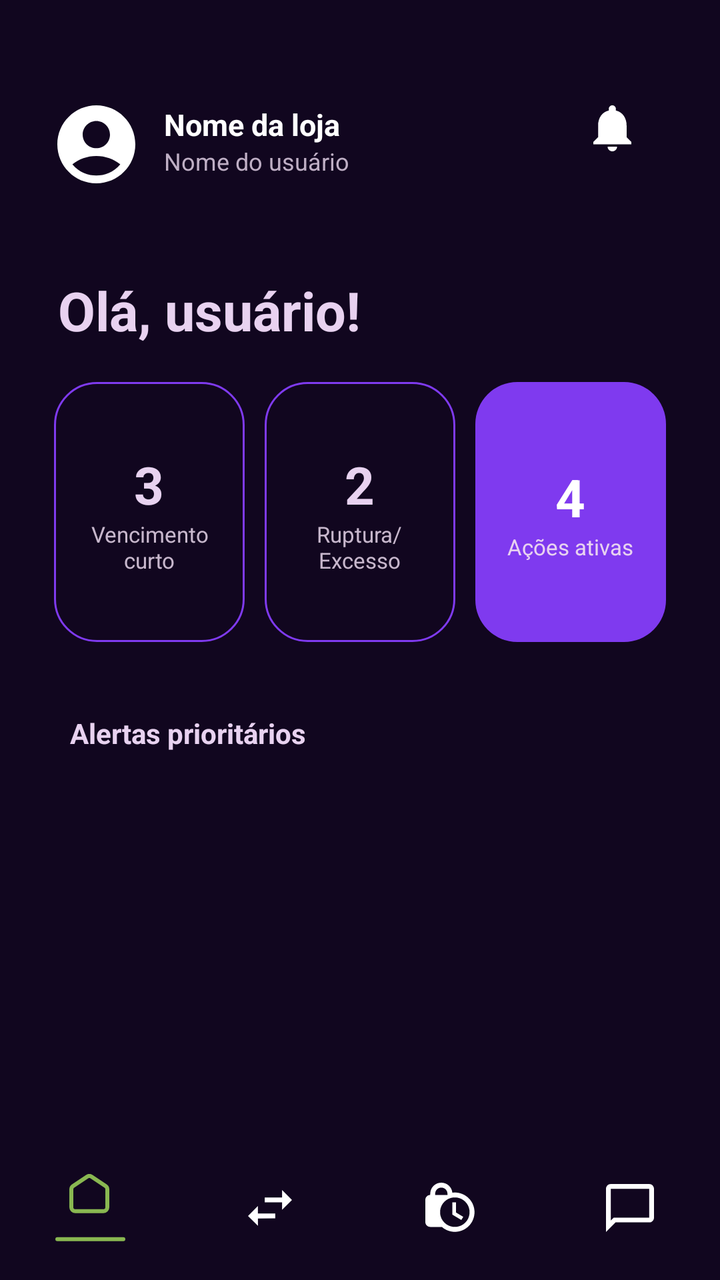
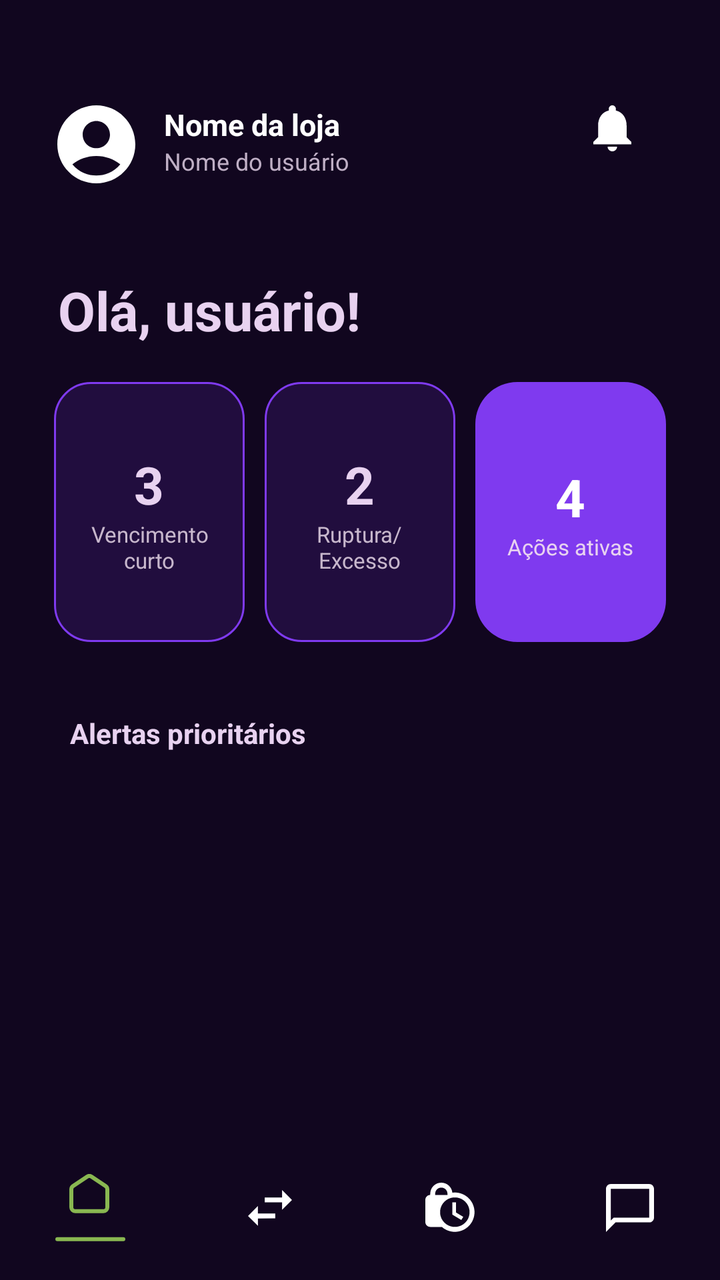

Before-and-after screenshots of an Android layout around one commit, followed by the original layout XML and the change that was made.
<!-- AndroidManifest.xml: application theme Theme.QuiStock -->
<!-- res/layout/fragment_home.xml -->
<?xml version="1.0" encoding="utf-8"?>
<FrameLayout
    xmlns:android="http://schemas.android.com/apk/res/android"
    xmlns:app="http://schemas.android.com/apk/res-auto"
    xmlns:tools="http://schemas.android.com/tools"
    android:layout_width="match_parent"
    android:layout_height="match_parent"
    android:background="#11061F"
    tools:context=".presentation.home.HomeFragment">

    <androidx.constraintlayout.widget.ConstraintLayout
        android:layout_width="match_parent"
        android:layout_height="match_parent">

        
        
        

        

        <ImageButton
            android:id="@+id/btnPerfil"
            android:layout_width="40dp"
            android:layout_height="40dp"
            android:layout_marginStart="28dp"
            android:layout_marginTop="52dp"
            android:background="@android:color/transparent"
            android:contentDescription="Perfil"
            android:padding="0dp"
            android:src="@drawable/ic_profile"
            app:layout_constraintStart_toStartOf="parent"
            app:layout_constraintTop_toTopOf="parent" />

        

        <TextView
            android:id="@+id/tvNomeLoja"
            android:layout_width="wrap_content"
            android:layout_height="wrap_content"
            android:layout_marginStart="14dp"
            android:text="Nome da loja"
            android:textColor="#FFFFFF"
            android:textSize="15sp"
            android:textStyle="bold"
            app:layout_constraintStart_toEndOf="@id/btnPerfil"
            app:layout_constraintTop_toTopOf="@id/btnPerfil" />

        

        <TextView
            android:id="@+id/tvNomeUsuario"
            android:layout_width="wrap_content"
            android:layout_height="wrap_content"
            android:text="Nome do usuário"
            android:textColor="#BFAFC5"
            android:textSize="12sp"
            app:layout_constraintStart_toStartOf="@id/tvNomeLoja"
            app:layout_constraintTop_toBottomOf="@id/tvNomeLoja" />

        

        <ImageButton
            android:id="@+id/btnNotificacoes"
            android:layout_width="24dp"
            android:layout_height="24dp"
            android:layout_marginEnd="42dp"
            android:background="@android:color/transparent"
            android:contentDescription="Notificações"
            android:padding="0dp"
            android:src="@drawable/ic_notification"
            app:layout_constraintEnd_toEndOf="parent"
            app:layout_constraintTop_toTopOf="@id/btnPerfil" />


        
        
        

        <TextView
            android:id="@+id/tvSaudacao"
            android:layout_width="wrap_content"
            android:layout_height="wrap_content"
            android:layout_marginStart="29dp"
            android:layout_marginTop="45dp"
            android:text="Olá, usuário!"
            android:textColor="#E8D2F0"
            android:textSize="27sp"
            android:textStyle="bold"
            app:layout_constraintStart_toStartOf="parent"
            app:layout_constraintTop_toBottomOf="@id/btnPerfil" />


        
        
        

        <LinearLayout
            android:id="@+id/containerResumo"
            android:layout_width="0dp"
            android:layout_height="130dp"
            android:layout_marginStart="27dp"
            android:layout_marginTop="18dp"
            android:layout_marginEnd="27dp"
            android:orientation="horizontal"
            android:weightSum="3"
            app:layout_constraintEnd_toEndOf="parent"
            app:layout_constraintStart_toStartOf="parent"
            app:layout_constraintTop_toBottomOf="@id/tvSaudacao">


            

            <LinearLayout
                android:id="@+id/cardVencimento"
                android:layout_width="0dp"
                android:layout_height="match_parent"
                android:layout_marginEnd="5dp"
                android:layout_weight="1"
                android:background="@drawable/bg_card_summary"
                android:gravity="center"
                android:orientation="vertical"
                android:padding="8dp">

                <TextView
                    android:id="@+id/tvNumeroVencimento"
                    android:layout_width="wrap_content"
                    android:layout_height="wrap_content"
                    android:text="3"
                    android:textColor="#E8D2F0"
                    android:textSize="26sp"
                    android:textStyle="bold" />

                <TextView
                    android:layout_width="wrap_content"
                    android:layout_height="wrap_content"
                    android:gravity="center"
                    android:text="Vencimento&#10;curto"
                    android:textColor="#C7B7CC"
                    android:textSize="11sp" />

            </LinearLayout>


            

            <LinearLayout
                android:id="@+id/cardRuptura"
                android:layout_width="0dp"
                android:layout_height="match_parent"
                android:layout_marginStart="5dp"
                android:layout_marginEnd="5dp"
                android:layout_weight="1"
                android:background="@drawable/bg_card_summary"
                android:gravity="center"
                android:orientation="vertical"
                android:padding="8dp">

                <TextView
                    android:id="@+id/tvNumeroRuptura"
                    android:layout_width="wrap_content"
                    android:layout_height="wrap_content"
                    android:text="2"
                    android:textColor="#E8D2F0"
                    android:textSize="26sp"
                    android:textStyle="bold" />

                <TextView
                    android:layout_width="wrap_content"
                    android:layout_height="wrap_content"
                    android:gravity="center"
                    android:text="Ruptura/&#10;Excesso"
                    android:textColor="#C7B7CC"
                    android:textSize="11sp" />

            </LinearLayout>


            

            <LinearLayout
                android:id="@+id/cardAcoes"
                android:layout_width="0dp"
                android:layout_height="match_parent"
                android:layout_marginStart="5dp"
                android:layout_weight="1"
                android:background="@drawable/bg_card_active"
                android:gravity="center"
                android:orientation="vertical"
                android:padding="8dp">

                <TextView
                    android:id="@+id/tvNumeroAcoes"
                    android:layout_width="wrap_content"
                    android:layout_height="wrap_content"
                    android:text="4"
                    android:textColor="#FFFFFF"
                    android:textSize="26sp"
                    android:textStyle="bold" />

                <TextView
                    android:layout_width="wrap_content"
                    android:layout_height="wrap_content"
                    android:gravity="center"
                    android:text="Ações ativas"
                    android:textColor="#E8D2F0"
                    android:textSize="11sp" />

            </LinearLayout>

        </LinearLayout>


        
        
        

        <TextView
            android:id="@+id/tvTituloAlertas"
            android:layout_width="wrap_content"
            android:layout_height="wrap_content"
            android:layout_marginStart="35dp"
            android:layout_marginTop="36dp"
            android:text="Alertas prioritários"
            android:textColor="#E8D2F0"
            android:textSize="14sp"
            android:textStyle="bold"
            app:layout_constraintStart_toStartOf="parent"
            app:layout_constraintTop_toBottomOf="@id/containerResumo" />


        
        
        

        <androidx.recyclerview.widget.RecyclerView
            android:id="@+id/rvAlertas"
            android:layout_width="0dp"
            android:layout_height="0dp"
            android:layout_marginStart="31dp"
            android:layout_marginTop="17dp"
            android:layout_marginEnd="31dp"
            android:clipToPadding="false"
            android:paddingBottom="15dp"
            app:layout_constraintBottom_toTopOf="@id/bottomNavigation"
            app:layout_constraintEnd_toEndOf="parent"
            app:layout_constraintStart_toStartOf="parent"
            app:layout_constraintTop_toBottomOf="@id/tvTituloAlertas"
            tools:listitem="@layout/item_alerta" />


        
        
        

        <LinearLayout
            android:id="@+id/bottomNavigation"
            android:layout_width="0dp"
            android:layout_height="72dp"
            android:background="#11061F"
            android:gravity="center"
            android:orientation="horizontal"
            android:weightSum="4"
            app:layout_constraintBottom_toBottomOf="parent"
            app:layout_constraintEnd_toEndOf="parent"
            app:layout_constraintStart_toStartOf="parent">


            

            <ImageButton
                android:id="@+id/btnHome"
                android:layout_width="0dp"
                android:layout_height="35dp"
                android:layout_weight="1"
                android:background="@android:color/transparent"
                android:contentDescription="Início"
                android:padding="0dp"
                android:src="@drawable/ic_home_active" />


            

            <ImageButton
                android:id="@+id/btnMovimentacoes"
                android:layout_width="0dp"
                android:layout_height="25dp"
                android:layout_weight="1"
                android:background="@android:color/transparent"
                android:contentDescription="Movimentações"
                android:padding="0dp"
                android:src="@drawable/ic_interferences" />


            

            <ImageButton
                android:id="@+id/btnProdutos"
                android:layout_width="0dp"
                android:layout_height="25dp"
                android:layout_weight="1"
                android:background="@android:color/transparent"
                android:contentDescription="Produtos"
                android:padding="0dp"
                android:src="@drawable/ic_product_control" />


            

            <ImageButton
                android:id="@+id/btnFolha"
                android:layout_width="0dp"
                android:layout_height="25dp"
                android:layout_weight="1"
                android:background="@android:color/transparent"
                android:contentDescription="Outra seção"
                android:padding="0dp"
                android:src="@drawable/ic_chatbot" />

        </LinearLayout>

    </androidx.constraintlayout.widget.ConstraintLayout>

</FrameLayout>
<!-- res/layout/item_alerta.xml (included above) -->
<?xml version="1.0" encoding="utf-8"?>
<androidx.constraintlayout.widget.ConstraintLayout
    xmlns:android="http://schemas.android.com/apk/res/android"
    xmlns:app="http://schemas.android.com/apk/res-auto"
    android:layout_width="match_parent"
    android:layout_height="112dp"
    android:layout_marginBottom="18dp"
    android:background="@drawable/bg_alert"
    android:padding="0dp">


    

    <TextView
        android:id="@+id/tvProduto"
        android:layout_width="0dp"
        android:layout_height="wrap_content"
        android:layout_marginStart="20dp"
        android:layout_marginTop="16dp"
        android:layout_marginEnd="10dp"
        android:text="Nome do produto"
        android:textColor="#E8D2F0"
        android:textSize="14sp"
        android:textStyle="bold"
        app:layout_constraintEnd_toStartOf="@id/tvData"
        app:layout_constraintStart_toStartOf="parent"
        app:layout_constraintTop_toTopOf="parent" />


    

    <TextView
        android:id="@+id/tvCategoria"
        android:layout_width="0dp"
        android:layout_height="wrap_content"
        android:layout_marginTop="3dp"
        android:text="Categoria • quantidade"
        android:textColor="#AFA0B5"
        android:textSize="10sp"
        app:layout_constraintEnd_toEndOf="@id/tvProduto"
        app:layout_constraintStart_toStartOf="@id/tvProduto"
        app:layout_constraintTop_toBottomOf="@id/tvProduto" />


    

    <TextView
        android:id="@+id/tvData"
        android:layout_width="wrap_content"
        android:layout_height="wrap_content"
        android:layout_marginTop="16dp"
        android:layout_marginEnd="20dp"
        android:text="06/08/2026"
        android:textColor="#E8D2F0"
        android:textSize="12sp"
        android:textStyle="bold"
        app:layout_constraintEnd_toEndOf="parent"
        app:layout_constraintTop_toTopOf="parent" />


    

    <TextView
        android:id="@+id/tvLabelData"
        android:layout_width="wrap_content"
        android:layout_height="wrap_content"
        android:layout_marginTop="2dp"
        android:text="Validade"
        android:textColor="#AFA0B5"
        android:textSize="9sp"
        app:layout_constraintStart_toStartOf="@id/tvData"
        app:layout_constraintTop_toBottomOf="@id/tvData" />


    

    <LinearLayout
        android:id="@+id/layoutBotoes"
        android:layout_width="0dp"
        android:layout_height="wrap_content"
        android:layout_marginStart="12dp"
        android:layout_marginEnd="12dp"
        android:layout_marginBottom="12dp"
        android:orientation="horizontal"
        android:weightSum="2"
        app:layout_constraintBottom_toBottomOf="parent"
        app:layout_constraintStart_toStartOf="parent"
        app:layout_constraintEnd_toEndOf="parent">

        <Button
            android:id="@+id/btnPromocao"
            android:layout_width="0dp"
            android:layout_height="32dp"
            android:layout_weight="1"
            android:layout_marginEnd="6dp"
            android:background="@drawable/bg_btn_alert"
            android:text="Criar promoção de 15%"
            android:textAllCaps="false"
            android:textColor="#E8D2F0"
            android:textSize="9sp"/>

        <Button
            android:id="@+id/btnFefo"
            android:layout_width="0dp"
            android:layout_height="32dp"
            android:layout_weight="1"
            android:layout_marginStart="6dp"
            android:background="@drawable/bg_btn_alert"
            android:text="Ajuda do FEFO"
            android:textAllCaps="false"
            android:textColor="#E8D2F0"
            android:textSize="9sp"/>

    </LinearLayout>

    <ImageView
        android:id="@+id/imgPassarinho"
        android:layout_width="42dp"
        android:layout_height="42dp"
        android:src="@drawable/img_fefo_btn"
        app:layout_constraintBottom_toBottomOf="@id/layoutBotoes"
        app:layout_constraintEnd_toEndOf="@id/layoutBotoes"
        android:translationX="10dp"
        android:translationY="-4dp"/>
</androidx.constraintlayout.widget.ConstraintLayout>
<!-- resources referenced by this layout -->
<resources>
  <!-- drawable bg_alert (drawable) -->
  <?xml version="1.0" encoding="utf-8"?>
  <shape xmlns:android="http://schemas.android.com/apk/res/android">
  
      <solid android:color="#11061F" />
  
      <stroke
          android:width="1dp"
          android:color="#7F3AEF" />
  
      <corners android:radius="20dp" />
  
  </shape>
  <!-- drawable bg_btn_alert (drawable) -->
  <?xml version="1.0" encoding="utf-8"?>
  <shape xmlns:android="http://schemas.android.com/apk/res/android">
  
      <solid android:color="@android:color/transparent" />
  
      <stroke
          android:width="1dp"
          android:color="#FFFFFF" />
  
      <corners android:radius="18dp" />
  
  </shape>
  <!-- drawable bg_card_active (drawable) -->
  <?xml version="1.0" encoding="utf-8"?>
  <shape xmlns:android="http://schemas.android.com/apk/res/android">
  
      <solid android:color="#7F3AEF" />
  
      <corners android:radius="21dp" />
  
  </shape>
  <!-- drawable bg_card_summary (drawable) -->
  <?xml version="1.0" encoding="utf-8"?>
  <shape xmlns:android="http://schemas.android.com/apk/res/android">
  
      <solid android:color="#11061F" />
  
      <stroke
          android:width="1dp"
          android:color="#7F3AEF" />
  
      <corners android:radius="21dp" />
  
  </shape>
  <!-- drawable ic_chatbot (drawable) -->
  <vector xmlns:android="http://schemas.android.com/apk/res/android"
      android:width="24dp"
      android:height="24dp"
      android:viewportWidth="24"
      android:viewportHeight="24">
    <path
        android:pathData="M21.6,0H2.4C1.08,0 0,1.08 0,2.4V24L4.8,19.2H21.6C22.92,19.2 24,18.12 24,16.8V2.4C24,1.08 22.92,0 21.6,0ZM21.6,16.8H3.84L2.4,18.24V2.4H21.6V16.8Z"
        android:fillColor="#ffffff"/>
  </vector>
  <!-- drawable ic_interferences (drawable) -->
  <vector xmlns:android="http://schemas.android.com/apk/res/android"
      android:width="22dp"
      android:height="18dp"
      android:viewportWidth="22"
      android:viewportHeight="18">
    <path
        android:pathData="M17.041,3.719L8.364,3.719V6.198L17.041,6.198V9.917L22,4.959L17.041,0V3.719Z"
        android:fillColor="#ffffff"/>
    <path
        android:pathData="M4.962,14.219L13.64,14.194L13.632,11.715L4.955,11.74L4.944,8.021L0,12.994L4.973,17.938L4.962,14.219Z"
        android:fillColor="#ffffff"/>
  </vector>
  <!-- drawable ic_notification (drawable) -->
  <vector xmlns:android="http://schemas.android.com/apk/res/android"
      android:width="19dp"
      android:height="23dp"
      android:viewportWidth="19"
      android:viewportHeight="23">
    <path
        android:pathData="M9.5,23C10.806,23 11.875,21.938 11.875,20.641H7.125C7.125,21.938 8.182,23 9.5,23ZM16.625,15.923V10.026C16.625,6.405 14.677,3.373 11.281,2.571V1.769C11.281,0.79 10.486,0 9.5,0C8.514,0 7.719,0.79 7.719,1.769V2.571C4.311,3.373 2.375,6.393 2.375,10.026V15.923L0,18.282V19.462H19V18.282L16.625,15.923Z"
        android:fillColor="#ffffff"/>
  </vector>
  <style name="Theme.QuiStock" parent="Theme.MaterialComponents.DayNight.DarkActionBar">
          
          <item name="colorPrimary">@color/purple_500</item>
          <item name="colorPrimaryVariant">@color/purple_700</item>
          <item name="colorOnPrimary">@color/white</item>
          
          <item name="colorSecondary">@color/teal_200</item>
          <item name="colorSecondaryVariant">@color/teal_700</item>
          <item name="colorOnSecondary">@color/black</item>
          
          <item name="android:statusBarColor">?attr/colorPrimaryVariant</item>
          
      </style>
  <color name="purple_500">#FF6200EE</color>
  <color name="purple_700">#FF3700B3</color>
  <color name="white">#FFFFFFFF</color>
  <color name="teal_200">#FF03DAC5</color>
  <color name="teal_700">#FF018786</color>
  <color name="black">#FF000000</color>
  <!-- unchanged entries left out for length: 4 -->
</resources>

<!-- the commit's change to res/layout/fragment_home.xml (unified diff, before → after) -->
@@ -116,7 +116,7 @@
                 android:layout_height="match_parent"
                 android:layout_marginEnd="5dp"
                 android:layout_weight="1"
-                android:background="@drawable/bg_card_summary"
+                android:background="@drawable/bg_card_interference_category"
                 android:gravity="center"
                 android:orientation="vertical"
                 android:padding="8dp">
@@ -150,7 +150,7 @@
                 android:layout_marginStart="5dp"
                 android:layout_marginEnd="5dp"
                 android:layout_weight="1"
-                android:background="@drawable/bg_card_summary"
+                android:background="@drawable/bg_card_interference_category"
                 android:gravity="center"
                 android:orientation="vertical"
                 android:padding="8dp">
<!-- resource entries referenced after the edit -->
@@ -35,18 +35,14 @@
       <corners android:radius="21dp" />
   
   </shape>
-  <!-- drawable bg_card_summary (drawable) -->
+  <!-- drawable bg_card_interference_category (drawable) -->
   <?xml version="1.0" encoding="utf-8"?>
   <shape xmlns:android="http://schemas.android.com/apk/res/android">
-  
-      <solid android:color="#11061F" />
-  
+      <solid android:color="#267F3AEF" />
       <stroke
           android:width="1dp"
           android:color="#7F3AEF" />
-  
-      <corners android:radius="21dp" />
-  
+      <corners android:radius="18dp" />
   </shape>
   <!-- drawable ic_chatbot (drawable) -->
   <vector xmlns:android="http://schemas.android.com/apk/res/android"
